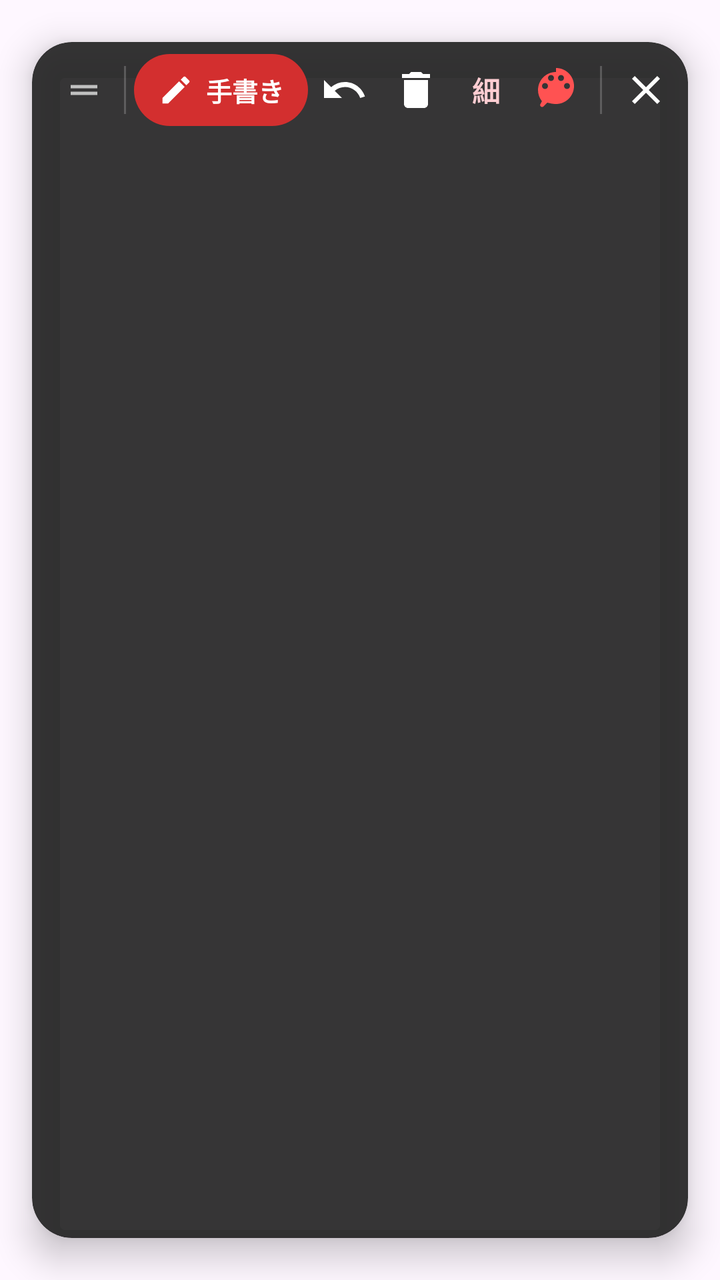
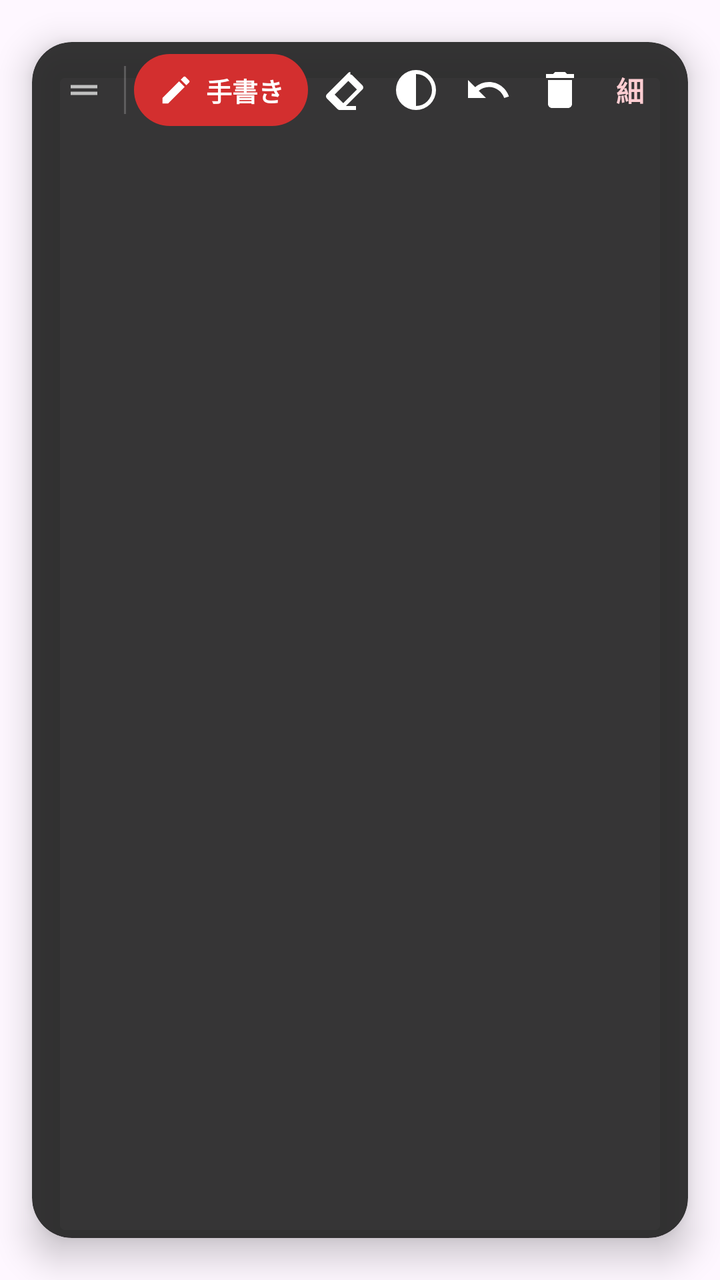

Compare the two renders of this Android layout. The source of the first and the diff that turns it into the second are given below.
<!-- AndroidManifest.xml: application theme Theme.ScreenHandwritingOverlay -->
<!-- res/layout/layout_overlay_toolbar.xml -->
<?xml version="1.0" encoding="utf-8"?>
<androidx.cardview.widget.CardView xmlns:android="http://schemas.android.com/apk/res/android"
    xmlns:app="http://schemas.android.com/apk/res-auto"
    android:id="@+id/card_toolbar"
    android:layout_width="wrap_content"
    android:layout_height="wrap_content"
    app:cardBackgroundColor="#E6212121"
    app:cardCornerRadius="20dp"
    app:cardElevation="10dp"
    app:cardUseCompatPadding="true">

    <LinearLayout
        android:layout_width="wrap_content"
        android:layout_height="wrap_content"
        android:gravity="center_vertical"
        android:orientation="horizontal"
        android:paddingHorizontal="10dp"
        android:paddingVertical="6dp">

        
        <ImageView
            android:id="@+id/btn_drag_handle"
            android:layout_width="32dp"
            android:layout_height="36dp"
            android:contentDescription="@string/desc_drag_handle"
            android:padding="6dp"
            android:src="@drawable/ic_drag_handle"
            app:tint="#B0FFFFFF" />

        <View
            android:layout_width="1dp"
            android:layout_height="24dp"
            android:layout_marginHorizontal="4dp"
            android:background="#33FFFFFF" />

        
        <LinearLayout
            android:id="@+id/btn_mode_toggle"
            android:layout_width="wrap_content"
            android:layout_height="36dp"
            android:background="@drawable/bg_mode_button"
            android:clickable="true"
            android:focusable="true"
            android:gravity="center"
            android:orientation="horizontal"
            android:paddingHorizontal="12dp">

            <ImageView
                android:id="@+id/iv_mode_icon"
                android:layout_width="18dp"
                android:layout_height="18dp"
                android:contentDescription="@string/mode_draw"
                android:src="@drawable/ic_pen"
                app:tint="#FFFFFF" />

            <TextView
                android:id="@+id/tv_mode_text"
                android:layout_width="wrap_content"
                android:layout_height="wrap_content"
                android:layout_marginStart="6dp"
                android:text="@string/mode_draw"
                android:textColor="#FFFFFF"
                android:textSize="13sp"
                android:textStyle="bold" />
        </LinearLayout>

        
        <ImageButton
            android:id="@+id/btn_undo"
            android:layout_width="36dp"
            android:layout_height="36dp"
            android:background="?android:attr/selectableItemBackgroundBorderless"
            android:contentDescription="@string/desc_undo"
            android:padding="8dp"
            android:src="@drawable/ic_undo"
            app:tint="#FFFFFF" />

        
        <ImageButton
            android:id="@+id/btn_clear"
            android:layout_width="36dp"
            android:layout_height="36dp"
            android:background="?android:attr/selectableItemBackgroundBorderless"
            android:contentDescription="@string/desc_clear"
            android:padding="8dp"
            android:src="@drawable/ic_clear"
            app:tint="#FFFFFF" />

        
        <TextView
            android:id="@+id/btn_width_toggle"
            android:layout_width="wrap_content"
            android:layout_height="36dp"
            android:background="?android:attr/selectableItemBackgroundBorderless"
            android:clickable="true"
            android:focusable="true"
            android:gravity="center"
            android:paddingHorizontal="10dp"
            android:text="@string/stroke_width_thin"
            android:textColor="#FFCDD2"
            android:textSize="14sp"
            android:textStyle="bold" />

        
        <ImageButton
            android:id="@+id/btn_color_toggle"
            android:layout_width="32dp"
            android:layout_height="32dp"
            android:layout_marginHorizontal="2dp"
            android:background="?android:attr/selectableItemBackgroundBorderless"
            android:contentDescription="@string/desc_color"
            android:padding="6dp"
            android:src="@drawable/ic_palette"
            app:tint="#FF5252" />

        <View
            android:layout_width="1dp"
            android:layout_height="24dp"
            android:layout_marginHorizontal="4dp"
            android:background="#33FFFFFF" />

        
        <ImageButton
            android:id="@+id/btn_close"
            android:layout_width="36dp"
            android:layout_height="36dp"
            android:background="?android:attr/selectableItemBackgroundBorderless"
            android:contentDescription="@string/desc_close"
            android:padding="8dp"
            android:src="@drawable/ic_close"
            app:tint="#FFFFFF" />

    </LinearLayout>

</androidx.cardview.widget.CardView>
<!-- resources referenced by this layout -->
<resources>
  <!-- drawable bg_mode_button (drawable) -->
  <?xml version="1.0" encoding="utf-8"?>
  <shape xmlns:android="http://schemas.android.com/apk/res/android"
      android:shape="rectangle">
      <solid android:color="#D32F2F" />
      <corners android:radius="18dp" />
  </shape>
  <!-- drawable ic_clear (drawable) -->
  <vector xmlns:android="http://schemas.android.com/apk/res/android"
      android:width="24dp"
      android:height="24dp"
      android:viewportWidth="24"
      android:viewportHeight="24">
      <path
          android:fillColor="#FFFFFFFF"
          android:pathData="M6,19c0,1.1 0.9,2 2,2h8c1.1,0 2,-0.9 2,-2V7H6v12zM19,4h-3.5l-1,-1h-5l-1,1H5v2h14V4z"/>
  </vector>
  <!-- drawable ic_close (drawable) -->
  <vector xmlns:android="http://schemas.android.com/apk/res/android"
      android:width="24dp"
      android:height="24dp"
      android:viewportWidth="24"
      android:viewportHeight="24">
      <path
          android:fillColor="#FFFFFFFF"
          android:pathData="M19,6.41L17.59,5 12,10.59 6.41,5 5,6.41 10.59,12 5,17.59 6.41,19 12,13.41 17.59,19 19,17.59 13.41,12z"/>
  </vector>
  <!-- drawable ic_drag_handle (drawable) -->
  <vector xmlns:android="http://schemas.android.com/apk/res/android"
      android:width="24dp"
      android:height="24dp"
      android:viewportWidth="24"
      android:viewportHeight="24">
      <path
          android:fillColor="#FFFFFFFF"
          android:pathData="M20,9H4v2h16V9zM4,15h16v-2H4v2z"/>
  </vector>
  <!-- drawable ic_pen (drawable) -->
  <vector xmlns:android="http://schemas.android.com/apk/res/android"
      android:width="24dp"
      android:height="24dp"
      android:viewportWidth="24"
      android:viewportHeight="24">
      <path
          android:fillColor="#FFFFFFFF"
          android:pathData="M3,17.25V21h3.75L17.81,9.94l-3.75,-3.75L3,17.25zM20.71,7.04c0.39,-0.39 0.39,-1.02 0,-1.41l-2.34,-2.34c-0.39,-0.39 -1.02,-0.39 -1.41,0l-1.83,1.83 3.75,3.75 1.83,-1.83z"/>
  </vector>
  <!-- drawable ic_undo (drawable) -->
  <vector xmlns:android="http://schemas.android.com/apk/res/android"
      android:width="24dp"
      android:height="24dp"
      android:viewportWidth="24"
      android:viewportHeight="24">
      <path
          android:fillColor="#FFFFFFFF"
          android:pathData="M12.5,8c-2.65,0 -5.05,0.99 -6.9,2.6L2,7v9h9l-3.62,-3.62c1.39,-1.16 3.16,-1.88 5.12,-1.88 3.54,0 6.55,2.31 7.6,5.5l2.37,-0.78C21.08,11.03 17.15,8 12.5,8z"/>
  </vector>
  <string name="desc_clear">全消去</string>
  <string name="desc_close">オーバーレイを閉じる</string>
  <string name="desc_color">ペン色切り替え</string>
  <string name="desc_drag_handle">ドラッグハンドル</string>
  <string name="desc_undo">元に戻す</string>
  <string name="mode_draw">手書き</string>
  <string name="stroke_width_thin">細</string>
  <style name="Theme.ScreenHandwritingOverlay" parent="Base.Theme.ScreenHandwritingOverlay" />
  <style name="Base.Theme.ScreenHandwritingOverlay" parent="Theme.Material3.DayNight.NoActionBar">
          
          
      </style>
  <!-- unchanged entries left out for length: 1 -->
</resources>

<!-- the commit's change to res/layout/layout_overlay_toolbar.xml (unified diff, before → after) -->
@@ -63,6 +63,28 @@
                 android:textSize="13sp"
                 android:textStyle="bold" />
         </LinearLayout>
+
+        
+        <ImageButton
+            android:id="@+id/btn_eraser"
+            android:layout_width="36dp"
+            android:layout_height="36dp"
+            android:background="?android:attr/selectableItemBackgroundBorderless"
+            android:contentDescription="@string/desc_eraser"
+            android:padding="8dp"
+            android:src="@drawable/ic_eraser"
+            app:tint="#FFFFFF" />
+
+        
+        <ImageButton
+            android:id="@+id/btn_dim"
+            android:layout_width="36dp"
+            android:layout_height="36dp"
+            android:background="?android:attr/selectableItemBackgroundBorderless"
+            android:contentDescription="@string/desc_dim"
+            android:padding="8dp"
+            android:src="@drawable/ic_dim"
+            app:tint="#FFFFFF" />
 
         
         <ImageButton
<!-- resource entries referenced after the edit -->
@@ -27,6 +27,16 @@
           android:fillColor="#FFFFFFFF"
           android:pathData="M19,6.41L17.59,5 12,10.59 6.41,5 5,6.41 10.59,12 5,17.59 6.41,19 12,13.41 17.59,19 19,17.59 13.41,12z"/>
   </vector>
+  <!-- drawable ic_dim (drawable) -->
+  <vector xmlns:android="http://schemas.android.com/apk/res/android"
+      android:width="24dp"
+      android:height="24dp"
+      android:viewportWidth="24"
+      android:viewportHeight="24">
+      <path
+          android:fillColor="#FFFFFFFF"
+          android:pathData="M12,2A10,10 0,0 0,2 12A10,10 0,0 0,12 22A10,10 0,0 0,22 12A10,10 0,0 0,12 2M12,4A8,8 0,0 1,20 12A8,8 0,0 1,12 20V4Z"/>
+  </vector>
   <!-- drawable ic_drag_handle (drawable) -->
   <vector xmlns:android="http://schemas.android.com/apk/res/android"
       android:width="24dp"
@@ -36,6 +46,16 @@
       <path
           android:fillColor="#FFFFFFFF"
           android:pathData="M20,9H4v2h16V9zM4,15h16v-2H4v2z"/>
+  </vector>
+  <!-- drawable ic_eraser (drawable) -->
+  <vector xmlns:android="http://schemas.android.com/apk/res/android"
+      android:width="24dp"
+      android:height="24dp"
+      android:viewportWidth="24"
+      android:viewportHeight="24">
+      <path
+          android:fillColor="#FFFFFFFF"
+          android:pathData="M15.14,3c-0.39,0 -0.77,0.15 -1.06,0.44l-10.64,10.64c-0.59,0.59 -0.59,1.54 0,2.12l5.36,5.36c0.29,0.29 0.68,0.44 1.06,0.44h8.14v-2h-5.02l8.22,-8.22c0.59,-0.59 0.59,-1.54 0,-2.12l-5,-5c-0.29,-0.29 -0.67,-0.44 -1.06,-0.44zM11.6,18.59l-4.3,-4.3 6.84,-6.84 4.3,4.3 -6.84,6.84z"/>
   </vector>
   <!-- drawable ic_pen (drawable) -->
   <vector xmlns:android="http://schemas.android.com/apk/res/android"
@@ -60,7 +80,9 @@
   <string name="desc_clear">全消去</string>
   <string name="desc_close">オーバーレイを閉じる</string>
   <string name="desc_color">ペン色切り替え</string>
+  <string name="desc_dim">背景半透明化</string>
   <string name="desc_drag_handle">ドラッグハンドル</string>
+  <string name="desc_eraser">消しゴム</string>
   <string name="desc_undo">元に戻す</string>
   <string name="mode_draw">手書き</string>
   <string name="stroke_width_thin">細</string>
